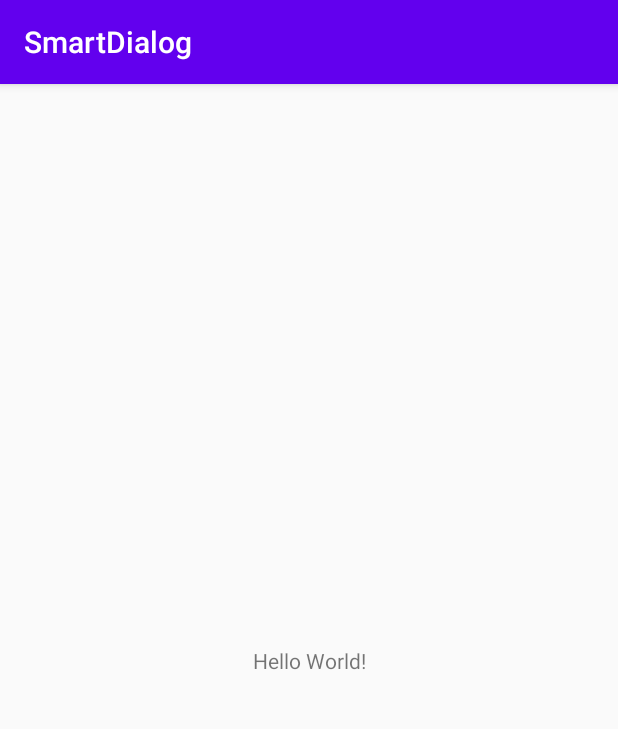
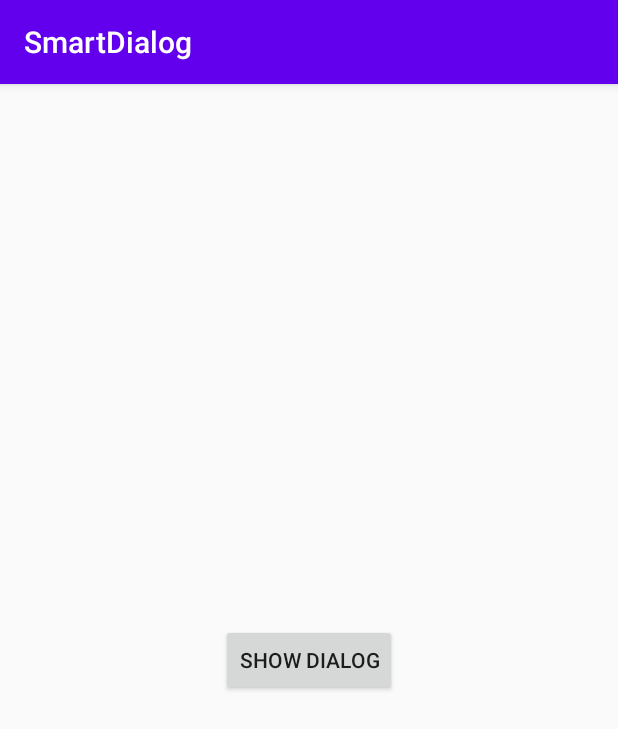
Before and after one commit to smzh369/SmartDialog, an Android app: the screen it shows after launch (MainActivity), on a phone screen of 412 x 824 dp. Shown: the top 729 px of the screen. Run offline under Robolectric (Android 15) with nearby library versions, the phone set to English and light mode, and no system bars.

```diff
--- a/app/src/main/java/com/zerlings/smartdialog/MainActivity.kt
+++ b/app/src/main/java/com/zerlings/smartdialog/MainActivity.kt
@@ -4,14 +4,26 @@ import android.support.v7.app.AppCompatActivity
 import android.os.Bundle
 import com.zerlings.library.binding.SmartDialog
 import com.zerlings.smartdialog.databinding.DialogTestBinding
+import kotlinx.android.synthetic.main.activity_main.*
 
 class MainActivity : AppCompatActivity() {
 
     override fun onCreate(savedInstanceState: Bundle?) {
         super.onCreate(savedInstanceState)
         setContentView(R.layout.activity_main)
-        SmartDialog.Builder<DialogTestBinding>(this).setLayoutResId(R.layout.dialog_test).bind { dialog, binding ->
-            binding.tvTest.text = "success";
-        }.setIsFullScreen(false).build().show()
+        var i = 0
+        val testDialog = SmartDialog.Builder<DialogTestBinding>(this)
+            .setLayoutResId(R.layout.dialog_test)
+            .setIsFullScreen(false)
+            .bind { dialog, binding ->
+                binding.tvTest.text = "test";
+            }
+            .refresh { dialog, binding ->
+                i++
+                binding.tvTest.text = "${binding.tvTest.text}+$i"
+            }.build()
+        btn_show.setOnClickListener {
+            testDialog.show()
+        }
     }
 }
--- a/app/src/main/res/layout/activity_main.xml
+++ b/app/src/main/res/layout/activity_main.xml
@@ -6,13 +6,14 @@
     android:layout_height="match_parent"
     tools:context=".MainActivity">
 
-    <TextView
+    <Button
+        android:id="@+id/btn_show"
         android:layout_width="wrap_content"
         android:layout_height="wrap_content"
-        android:text="Hello World!"
-        app:layout_constraintBottom_toBottomOf="parent"
         app:layout_constraintLeft_toLeftOf="parent"
         app:layout_constraintRight_toRightOf="parent"
-        app:layout_constraintTop_toTopOf="parent" />
+        app:layout_constraintBottom_toBottomOf="parent"
+        app:layout_constraintTop_toTopOf="parent"
+        android:text="show dialog"/>
 
 </android.support.constraint.ConstraintLayout>
--- a/app/src/main/res/layout/dialog_test.xml
+++ b/app/src/main/res/layout/dialog_test.xml
@@ -20,5 +20,6 @@
             app:layout_constraintTop_toTopOf="parent"
             app:layout_constraintBottom_toBottomOf="parent" />
 
+
     </android.support.constraint.ConstraintLayout>
 </layout>
--- a/library/src/main/java/com/zerlings/library/binding/SmartDialog.kt
+++ b/library/src/main/java/com/zerlings/library/binding/SmartDialog.kt
@@ -7,6 +7,7 @@ import android.databinding.DataBindingUtil
 import android.databinding.ViewDataBinding
 import android.os.Build
 import android.support.v4.view.ViewCompat
+import android.util.ArrayMap
 import android.view.Gravity
 import android.view.View
 import android.view.ViewGroup
@@ -14,6 +15,8 @@ import android.view.WindowManager
 import com.zerlings.library.R
 
 class SmartDialog<TBinding: ViewDataBinding> private constructor(private val builder: Builder<TBinding>) : Dialog(builder.context, R.style.DialogStyle) {
+
+    private val variableMap = ArrayMap<String, Any>()
     //判断对就的activity是否销毁
     val isActivityDestroy: Boolean
         get() {
@@ -36,6 +39,7 @@ class SmartDialog<TBinding: ViewDataBinding> private constructor(private val bui
                     or View.SYSTEM_UI_FLAG_FULLSCREEN)
             window!!.decorView.systemUiVisibility = uiOptions
         }
+        builder.refreshView?.invoke(this, binding)
     }
 
     init {
@@ -66,13 +70,22 @@ class SmartDialog<TBinding: ViewDataBinding> private constructor(private val bui
         setCancelable(builder.cancelable)//外部和返回键不可点击
     }
 
+    fun setVariable(key: String, variable: Any) {
+        variableMap[key] = variable
+    }
+
+    @Suppress("UNCHECKED_CAST")
+    fun <T>getVariable(key: String): T = variableMap[key] as T
 
     class Builder<TBinding: ViewDataBinding>(val context: Context) {
+
         var layoutResId: Int? = null
             private set
         var animStyle: Int? = null
             private set
         var bindView: ((dialog: SmartDialog<TBinding>, binding: TBinding) -> Unit)? = null
+            private set
+        var refreshView: ((dialog: SmartDialog<TBinding>, binding: TBinding) -> Unit)? = null
             private set
         var cancelable: Boolean = true
             private set
@@ -94,6 +107,11 @@ class SmartDialog<TBinding: ViewDataBinding> private constructor(private val bui
 
         fun bind(block: (dialog: SmartDialog<TBinding>, binding: TBinding) -> Unit): Builder<TBinding> {
             this.bindView = block
+            return this
+        }
+
+        fun refresh(block: (dialog: SmartDialog<TBinding>, binding: TBinding) -> Unit): Builder<TBinding> {
+            this.refreshView = block
             return this
         }
 
```
Also changed, not shown: library/src/main/java/com/zerlings/library/common/SmartDialog.kt (+19 -1 lines).
